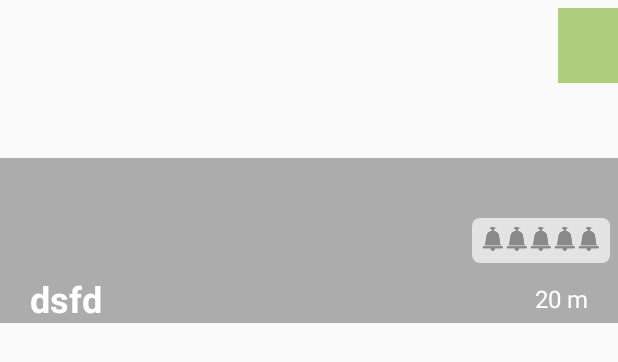
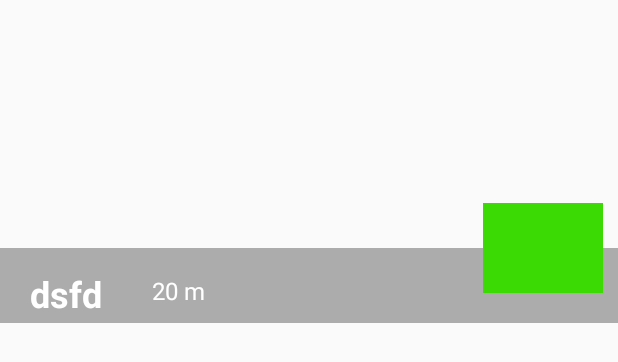
Before and after one commit to Yuva11/hb_android, an Android app: the layout fragment_imagelayout.xml on its own in the app's theme, with its tools: preview values and no code run, on a phone screen of 412 x 824 dp. Shown: the top 362 px of the screen. Run offline under Robolectric (Android 15) with nearby library versions, the phone set to English and light mode, and no system bars; network calls fail.

Commit message:
Halfway Best Pick List item template design

```diff
--- a/app/src/main/java/com/HungryBells/activity/DealsActivity.java
+++ b/app/src/main/java/com/HungryBells/activity/DealsActivity.java
@@ -109,11 +109,13 @@ public class DealsActivity extends UserActivity implements
     * */
     @Override
     protected void onCreate(Bundle savedInstanceState) {
+
         super.onCreate(savedInstanceState);
         setContentView(R.layout.activity_dealslayout);
         appState = (GlobalAppState) getApplication();
         prefs = getSharedPreferences("HB",MODE_PRIVATE);
         android.util.Log.d("Deals Activity", "Deals Activity onCreate");
+
         if (appState != null && appState.getCity() != null&&appState.getUrl()!=null) {
             try {
                 httpConnection = new ServiceListener(appState);
--- a/app/src/main/java/com/HungryBells/activity/adapter/DealsPageAdapter.java
+++ b/app/src/main/java/com/HungryBells/activity/adapter/DealsPageAdapter.java
@@ -66,38 +66,52 @@ public class DealsPageAdapter extends BaseAdapter {
 		ViewHolder holder;
 		int theType = getItemViewType(position);
 		if (convertView == null) {
-			if (theType == 1)
-				convertView = mInflater.inflate(R.layout.fragment_imagelayout,
-						null);
-			else
-				convertView = mInflater.inflate(
-						R.layout.fragment_dealwithpercentage, null);
+			if (theType == 1) {
+                convertView = mInflater.inflate(R.layout.fragment_imagelayout,null);
+            }
+			else {
+                convertView = mInflater.inflate(R.layout.fragment_dealwithpercentage, null);
+            }
+
 			holder = new ViewHolder();
 			holder.imageDealId = (RelativeLayout) convertView
 					.findViewById(R.id.imagedealback);
+
 			holder.imageLayout = (ImageView) convertView
 					.findViewById(R.id.imagelinearBack);
+
 			holder.textName = (TextView) convertView
 					.findViewById(R.id.textViewimgname);
-			holder.textdesc = (TextView) convertView
-					.findViewById(R.id.textViewimgdesc);
+
+			//holder.textdesc = (TextView) convertView
+			//		.findViewById(R.id.textViewimgdesc);
+
 			holder.textoldPrice = (TextView) convertView
 					.findViewById(R.id.textViewamt);
+
 			holder.textNewPrice = (TextView) convertView
 					.findViewById(R.id.textViewnewamt);
+
 			holder.textViewvaluedis = (TextView) convertView
 					.findViewById(R.id.textViewvaluedis);
-			holder.textDiscount = (TextView) convertView
-					.findViewById(R.id.textViewdiscount);
+
+			//holder.textDiscount = (TextView) convertView
+			//		.findViewById(R.id.textViewdiscount);
+
 			holder.logoImg = (ImageView) convertView
 					.findViewById(R.id.logoImage);
+
 			holder.soldout = (ImageView) convertView
 					.findViewById(R.id.imageViewsoldout);
+
 			holder.linear = (LinearLayout) convertView
 					.findViewById(R.id.linearview);
-			holder.ratings = (RatingBar) convertView
-					.findViewById(R.id.ratingBar1);
-			convertView.setTag(holder);
+
+			//holder.ratings = (RatingBar) convertView
+			//		.findViewById(R.id.ratingBar1);
+
+
+            convertView.setTag(holder);
 		} else {
 			holder = (ViewHolder) convertView.getTag();
 		}
@@ -106,8 +120,10 @@ public class DealsPageAdapter extends BaseAdapter {
 		imageLoader.displayImage(url, holder.imageLayout);
 		holder.imageLayout.setMaxHeight(20);
 		holder.textName.setText(deal.getName());
-		holder.textdesc.setText(deal.getDetails());
-		holder.textViewvaluedis.setText(Util.getDistance(deal.getDistance()));
+
+       // holder.textdesc.setText(deal.getDetails());
+
+        holder.textViewvaluedis.setText(Util.getDistance(deal.getDistance()));
 		String value = "";
 		NumberFormat formatters = new DecimalFormat("#0");
 		if (deal.getOriginalPrice() != null)
@@ -129,14 +145,22 @@ public class DealsPageAdapter extends BaseAdapter {
 					+ formatters.format(deal.getDealPrice()));
 		}
 
+        /*
 		if (deal.getRating() != null) {
 			holder.ratings.setRating(deal.getRating());
 		} else {
 			holder.ratings.setRating(0f);
 		}
-       if(deal.getDealDiscountPercent()!=null)
-		holder.textDiscount.setText(formatters.format(deal
-				.getDealDiscountPercent()) + "%");
+		*/
+
+       /*
+       if(deal.getDealDiscountPercent()!=null) {
+           holder.textDiscount.setText(formatters.format(deal
+                   .getDealDiscountPercent()) + "%");
+       }
+       */
+
+
 		String merchantUrl = deal.getMerchantbranch().getMerchant()
 				.getLogoUrl();
 		imageLoader.displayImage(merchantUrl, holder.logoImg);
@@ -171,15 +195,19 @@ public class DealsPageAdapter extends BaseAdapter {
 		RelativeLayout imageDealId;
 		ImageView imageLayout;
 		TextView textName;
-		TextView textdesc;
+
+		//TextView textdesc;
+
 		TextView textoldPrice;
 		TextView textNewPrice, textViewnewamtValue;
 		TextView textViewvaluedis;
-		TextView textDiscount;
-		ImageView logoImg;
+
+        //TextView textDiscount;
+
+        ImageView logoImg;
 		ImageView soldout;
 		LinearLayout linear;
-		RatingBar ratings;
+		//RatingBar ratings;
 	}
 
 }
--- a/app/src/main/res/layout/fragment_imagelayout.xml
+++ b/app/src/main/res/layout/fragment_imagelayout.xml
@@ -25,14 +25,6 @@
             android:layout_height="wrap_content"
             android:layout_weight="1" >
 
-            <ImageView
-                android:id="@+id/logoImage"
-                android:layout_width="match_parent"
-                android:layout_height="90dp"
-                android:layout_weight="1"
-                android:adjustViewBounds="true"
-                android:scaleType="fitStart" />
-
             <View
                 android:layout_width="10dp"
                 android:layout_height="wrap_content" />
@@ -46,48 +38,14 @@
                 android:scaleType="fitStart" />
         </LinearLayout>
 
-        <LinearLayout
-            android:layout_width="match_parent"
-            android:layout_height="wrap_content"
-            android:layout_weight="1"
-            android:gravity="right" >
-
-            <RelativeLayout
-                android:id="@+id/discountslayout"
-                android:layout_width="wrap_content"
-                android:layout_height="50dp"
-                android:layout_gravity="right"
-                android:background="#ca9cc35d"
-                android:gravity="right"
-                android:paddingLeft="20dp"
-                android:paddingRight="20dp" >
-
-                <TextView
-                    android:id="@+id/textViewdiscount"
-                    android:layout_width="wrap_content"
-                    android:layout_height="wrap_content"
-                    android:layout_centerHorizontal="true"
-                    android:layout_marginTop="5dp"
-                    android:textColor="#fff"
-                    android:textSize="23sp"
-                    android:textStyle="bold" />
-            </RelativeLayout>
-        </LinearLayout>
     </LinearLayout>
 
     <RelativeLayout
         android:layout_width="match_parent"
-        android:layout_height="110dp"
+        android:layout_height="50dp"
         android:layout_alignParentBottom="true"
         android:layout_marginTop="100dp"
         android:background="#50000000" >
-
-        <LinearLayout
-            android:id="@+id/linearLayout1"
-            android:layout_width="match_parent"
-            android:layout_height="match_parent"
-            android:layout_marginRight="120dp"
-            android:orientation="vertical" >
 
         <TextView
             android:id="@+id/textViewimgname"
@@ -99,15 +57,6 @@
             android:textColor="#ffffff"
             android:textSize="18sp"
             android:textStyle="bold" />
-
-            <TextView
-                android:id="@+id/textViewimgdesc"
-                android:layout_width="wrap_content"
-                android:layout_height="wrap_content"
-                android:layout_marginLeft="10dp"
-                android:maxLines="2"
-                android:minLines="2"
-                android:textColor="#ffffff" />
 
         <LinearLayout
             android:layout_width="wrap_content"
@@ -148,40 +97,20 @@
                 android:textColor="#ffffff"
                 android:textSize="24sp"
                 android:textStyle="bold" />
-            </LinearLayout>
-        </LinearLayout>
 
             <TextView
                 android:id="@+id/textViewvaluedis"
                 android:layout_width="wrap_content"
                 android:layout_height="wrap_content"
                 android:layout_alignParentBottom="true"
-            android:layout_alignParentRight="true"
+                android:layout_alignParentRight="false"
                 android:layout_marginBottom="5dp"
-            android:layout_marginRight="20dp"
                 android:text="20 m"
                 android:textColor="#ffffff"
-            android:textSize="16sp" />
+                android:textSize="16sp"
+                android:layout_marginLeft="30dp" />
+        </LinearLayout>
 
-        <RelativeLayout
-            android:layout_width="wrap_content"
-            android:layout_height="30dp"
-            android:layout_alignParentRight="true"
-            android:layout_centerVertical="true"
-            android:layout_marginRight="5dp"
-            android:background="@drawable/imagelayout_bell"
-            android:padding="6dp" >
-
-            <RatingBar
-                android:id="@+id/ratingBar1"
-                style="@style/ratingBar"
-                android:layout_width="wrap_content"
-                android:layout_height="wrap_content"
-                android:layout_centerInParent="true"
-                android:clickable="false"
-                android:isIndicator="true"
-                android:numStars="5" />
-        </RelativeLayout>
     </RelativeLayout>
 
     <ImageView
@@ -192,4 +121,17 @@
         android:src="@drawable/sold_out"
         android:visibility="gone" />
 
+    <ImageView
+        android:id="@+id/logoImage"
+        android:layout_width="80dp"
+        android:layout_height="60dp"
+        android:layout_weight="1"
+        android:adjustViewBounds="true"
+        android:scaleType="fitStart"
+        android:background="#ff3bda04"
+        android:layout_alignParentBottom="true"
+        android:layout_alignParentRight="true"
+        android:layout_marginBottom="20dp"
+        android:layout_marginRight="10dp" />
+
 </RelativeLayout>
```
Also changed, not shown: 45 other files. Lines whose indentation alone changed are shown as unchanged.
